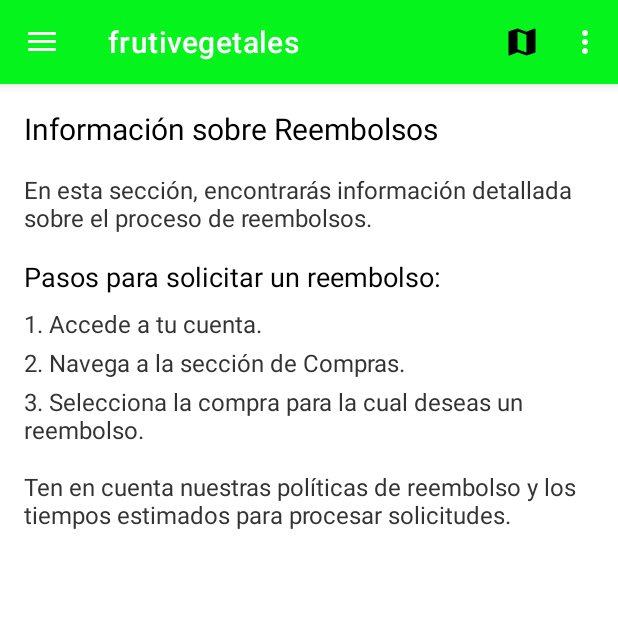
After one commit to yurani25/frutivegetales3, an Android app: the fragment ReembolsosFragment placed in its activity, on a phone screen of 412 x 824 dp, the top half of it. The commit adds this screen. Run offline under Robolectric (Android 15) with nearby library versions, the phone set to English and light mode, and no system bars.

Commit message:
Reembolsos

```diff
--- a/app/src/main/java/com/example/navigationdrawerkotlin/PqrsFragment.kt
+++ b/app/src/main/java/com/example/navigationdrawerkotlin/PqrsFragment.kt
@@ -1,3 +1,4 @@
+// PqrsFragment.kt
 package com.example.navigationdrawerkotlin
 
 import android.os.Bundle
@@ -6,7 +7,6 @@ import android.view.LayoutInflater
 import android.view.View
 import android.view.ViewGroup
 import android.widget.LinearLayout
-import androidx.fragment.app.FragmentManager
 
 class PqrsFragment : Fragment() {
     override fun onCreateView(
@@ -42,7 +42,6 @@ class PqrsFragment : Fragment() {
         // Obtén la referencia al LinearLayout de devoluciones
         val devolucionesLayout = view.findViewById<LinearLayout>(R.id.devolucionesLayout)
 
-
         // Configura el OnClickListener para abrir el fragmento de devoluciones
         devolucionesLayout.setOnClickListener {
             val fragmentDevoluciones = DevolucionesFragment()
@@ -52,6 +51,18 @@ class PqrsFragment : Fragment() {
                 .commit()
         }
 
+        // Obtén la referencia al LinearLayout de reembolsos
+        val reembolsosLayout = view.findViewById<LinearLayout>(R.id.reembolsosLayout)
+
+        // Configura el OnClickListener para abrir el fragmento de reembolsos
+        reembolsosLayout.setOnClickListener {
+            val fragmentReembolsos = ReembolsosFragment()
+            requireActivity().supportFragmentManager.beginTransaction()
+                .replace(R.id.fragment_container, fragmentReembolsos)
+                .addToBackStack(null)
+                .commit()
+        }
+
         return view
     }
 }
--- /dev/null
+++ b/app/src/main/java/com/example/navigationdrawerkotlin/ReembolsosFragment.kt
@@ -0,0 +1,23 @@
+package com.example.navigationdrawerkotlin
+
+
+
+import android.os.Bundle
+import androidx.fragment.app.Fragment
+import android.view.LayoutInflater
+import android.view.View
+import android.view.ViewGroup
+import android.widget.TextView
+
+class ReembolsosFragment : Fragment() {
+    override fun onCreateView(
+        inflater: LayoutInflater, container: ViewGroup?,
+        savedInstanceState: Bundle?
+    ): View? {
+        val view = inflater.inflate(R.layout.fragment_reembolsos, container, false)
+
+        // Puedes agregar lógica específica si es necesario
+
+        return view
+    }
+}
--- a/app/src/main/res/layout/fragment_pqrs.xml
+++ b/app/src/main/res/layout/fragment_pqrs.xml
@@ -124,12 +124,14 @@
         </LinearLayout>
 
         <View
+
             android:layout_width="match_parent"
             android:layout_height="1dp"
             android:layout_marginTop="8dp"
             android:background="#D1D1D1" />
 
         <LinearLayout
+            android:id="@+id/reembolsosLayout"
             android:layout_width="match_parent"
             android:layout_height="61dp"
             android:gravity="center_vertical"
@@ -137,6 +139,7 @@
 
 
             <TextView
+
                 android:layout_width="wrap_content"
                 android:layout_height="wrap_content"
                 android:layout_marginStart="8dp"
--- /dev/null
+++ b/app/src/main/res/layout/fragment_reembolsos.xml
@@ -0,0 +1,71 @@
+
+<LinearLayout
+    xmlns:android="http://schemas.android.com/apk/res/android"
+    android:layout_width="match_parent"
+    android:layout_height="match_parent"
+    android:orientation="vertical"
+    android:padding="16dp">
+
+    <TextView
+
+        android:layout_width="wrap_content"
+        android:layout_height="wrap_content"
+        android:text="Información sobre Reembolsos"
+        android:textSize="20sp"
+        android:textColor="#000000"
+        android:layout_marginBottom="16dp"/>
+
+
+    <TextView
+        android:layout_width="wrap_content"
+        android:layout_height="wrap_content"
+        android:text="En esta sección, encontrarás información detallada sobre el proceso de reembolsos."
+        android:textSize="16sp"
+        android:textColor="#333333"
+        android:layout_marginBottom="16dp"/>
+
+
+    <TextView
+        android:layout_width="wrap_content"
+        android:layout_height="wrap_content"
+        android:text="Pasos para solicitar un reembolso:"
+        android:textSize="18sp"
+        android:textColor="#000000"
+        android:layout_marginBottom="8dp"/>
+
+    <TextView
+        android:layout_width="wrap_content"
+        android:layout_height="wrap_content"
+        android:text="1. Accede a tu cuenta."
+        android:textSize="16sp"
+        android:textColor="#333333"
+        android:layout_marginBottom="4dp"/>
+
+    <TextView
+        android:layout_width="wrap_content"
+        android:layout_height="wrap_content"
+        android:text="2. Navega a la sección de Compras."
+        android:textSize="16sp"
+        android:textColor="#333333"
+        android:layout_marginBottom="4dp"/>
+
+    <TextView
+        android:layout_width="wrap_content"
+        android:layout_height="wrap_content"
+        android:text="3. Selecciona la compra para la cual deseas un reembolso."
+        android:textSize="16sp"
+        android:textColor="#333333"
+        android:layout_marginBottom="16dp"/>
+
+
+    <TextView
+        android:layout_width="wrap_content"
+        android:layout_height="wrap_content"
+        android:text="Ten en cuenta nuestras políticas de reembolso y los tiempos estimados para procesar solicitudes."
+        android:textSize="16sp"
+        android:textColor="#333333"
+        android:layout_marginBottom="16dp"/>
+
+
+
+</LinearLayout>
```
